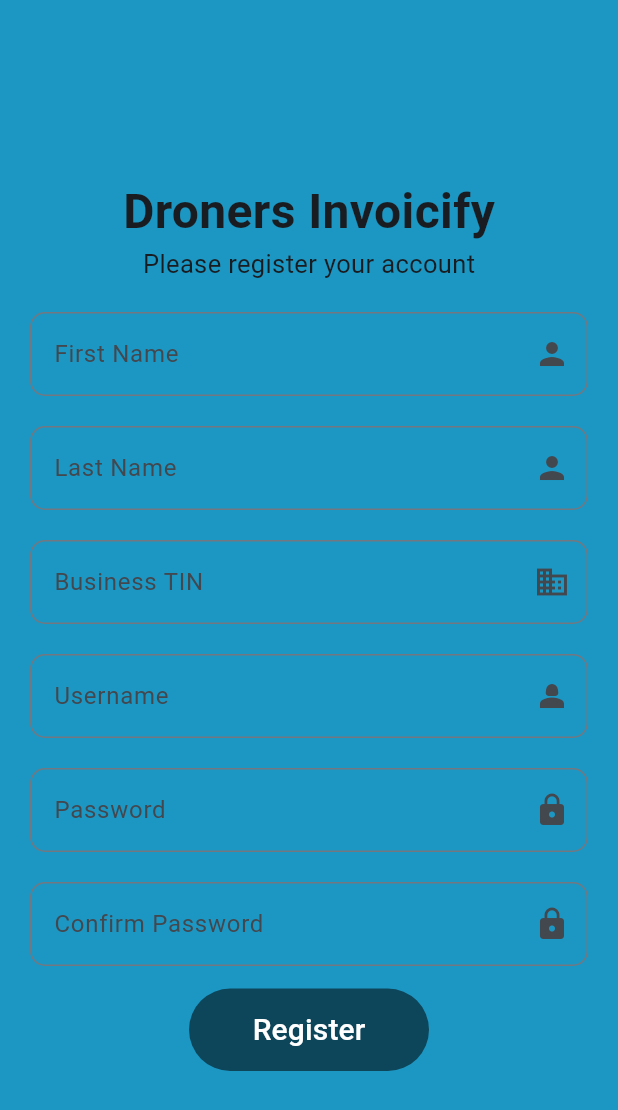
After one commit to DroneBreaker/Flutter-Invoice-App, a Flutter app: the RegisterPage screen opened by its route, on a phone screen of 412 x 824 dp. The commit adds this screen. Shown: the top 1110 px of the screen. Run offline on Flutter 3.47's test engine with Material 3 defaults, Android fonts, the phone set to English and light mode, and no system bars.

Commit message:
Register page completed and now working on taxpayer page

```diff
--- a/mobile/lib/main.dart
+++ b/mobile/lib/main.dart
@@ -1,6 +1,8 @@
 import 'package:flutter/material.dart';
+import 'package:invoicify/screens/auth/register.dart';
 import 'package:invoicify/screens/home.dart';
-import 'package:invoicify/screens/login.dart';
+import 'package:invoicify/screens/auth/login.dart';
+import 'package:invoicify/screens/taxpayer.dart';
 
 void main() {
   runApp(const MyApp());
@@ -17,6 +19,8 @@ class MyApp extends StatelessWidget {
       initialRoute: '/',
       routes: {
         '/login': (context) => const LoginPage(),
+        '/register': (context) => const RegisterPage(),
+        '/taxpayer': (context) => const TaxpayerPage(),
       },
       theme: ThemeData(
         colorScheme: ColorScheme.fromSeed(seedColor: Colors.blue),
--- /dev/null
+++ b/mobile/lib/screens/auth/register.dart
@@ -0,0 +1,182 @@
+import 'package:flutter/material.dart';
+import 'package:invoicify/screens/taxpayer.dart';
+import 'package:invoicify/widgets/app_text.dart';
+import 'package:invoicify/widgets/button.dart';
+
+class RegisterPage extends StatefulWidget {
+  const RegisterPage({super.key});
+
+  @override
+  State<RegisterPage> createState() => _RegisterPageState();
+}
+
+class _RegisterPageState extends State<RegisterPage> {
+  final TextEditingController firstNameController = TextEditingController();
+  final TextEditingController lastNameController = TextEditingController();
+  final TextEditingController businessTINController = TextEditingController();
+  final TextEditingController usernameController = TextEditingController();
+  final TextEditingController passwordController = TextEditingController();
+  final TextEditingController confirmPasswordController =
+      TextEditingController();
+
+  String selected = "Select User Type";
+  final List<String> dropdownOptions = [
+    'Select User Type',
+    'Taxpayer',
+    'Authority',
+  ];
+
+  @override
+  Widget build(BuildContext context) {
+    return SafeArea(
+      child: Scaffold(
+        backgroundColor: const Color.fromARGB(255, 28, 151, 196),
+        body: SingleChildScrollView(
+          child: Padding(
+            padding: const EdgeInsets.only(top: 80, left: 20.0, right: 20),
+            child: Form(
+              child: Column(
+                children: [
+                  const SizedBox(height: 38),
+                  const AppText(
+                    title: "Droners Invoicify",
+                    fontSize: 32,
+                    fontWeight: FontWeight.bold,
+                  ),
+                  const AppText(
+                    title: "Please register your account",
+                    fontSize: 17,
+                  ),
+                  const SizedBox(
+                    height: 20,
+                  ),
+                  TextFormField(
+                    controller: firstNameController,
+                    // onChanged: (value) => setState(() => firstNameController = value),
+                    decoration: InputDecoration(
+                        labelText: 'First Name',
+                        suffixIcon: const Icon(Icons.person),
+                        border: OutlineInputBorder(
+                            borderRadius: BorderRadius.circular(10))),
+                  ),
+
+                  const SizedBox(
+                    height: 20,
+                  ),
+                  TextFormField(
+                    controller: lastNameController,
+                    // onChanged: (value) => setState(() => firstNameController = value),
+                    decoration: InputDecoration(
+                        labelText: 'Last Name',
+                        suffixIcon: const Icon(Icons.person),
+                        border: OutlineInputBorder(
+                            borderRadius: BorderRadius.circular(10))),
+                  ),
+                  const SizedBox(
+                    height: 20,
+                  ),
+                  TextFormField(
+                    controller: businessTINController,
+                    // onChanged: (value) => setState(() => firstNameController = value),
+                    decoration: InputDecoration(
+                        labelText: 'Business TIN',
+                        suffixIcon: const Icon(Icons.business),
+                        border: OutlineInputBorder(
+                            borderRadius: BorderRadius.circular(10))),
+                  ),
+                  const SizedBox(
+                    height: 20,
+                  ),
+
+                  // Username controller
+                  TextFormField(
+                    controller: usernameController,
+                    // onChanged: (value) => setState(() => firstNameController = value),
+                    decoration: InputDecoration(
+                        labelText: 'Username',
+                        suffixIcon: const Icon(Icons.person_2),
+                        border: OutlineInputBorder(
+                            borderRadius: BorderRadius.circular(10))),
+                  ),
+                  const SizedBox(
+                    height: 20,
+                  ),
+
+                  // Password controller
+                  TextFormField(
+                    obscureText: true,
+                    controller: passwordController,
+                    // onChanged: (value) => setState(() => firstNameController = value),
+                    decoration: InputDecoration(
+                        labelText: 'Password',
+                        suffixIcon: const Icon(Icons.lock),
+                        border: OutlineInputBorder(
+                            borderRadius: BorderRadius.circular(10))),
+                  ),
+                  const SizedBox(
+                    height: 20,
+                  ),
+
+                  // Confirm password controller
+                  TextFormField(
+                    obscureText: true,
+                    controller: confirmPasswordController,
+                    // onChanged: (value) => setState(() => firstNameController = value),
+                    decoration: InputDecoration(
+                        labelText: 'Confirm Password',
+                        suffixIcon: const Icon(Icons.lock),
+                        border: OutlineInputBorder(
+                            borderRadius: BorderRadius.circular(10))),
+                  ),
+                  const SizedBox(
+                    height: 15,
+                  ),
+                  Button(
+                    buttonText: "Register",
+                    size: const Size(160, 55),
+                    colors: Colors.white,
+                    fontSize: 20,
+                    onTap: () => {
+                      // TODO: Implement registration logic here
+                      handleRegister()
+                    },
+                    // setState(() {});
+                  ),
+                ],
+              ),
+            ),
+          ),
+        ),
+      ),
+    );
+  }
+
+  @override
+  void dispose() {
+    businessTINController.dispose();
+    usernameController.dispose();
+    passwordController.dispose();
+    super.dispose();
+  }
+
+  void handleRegister() {
+    Future.delayed(const Duration(seconds: 2), () {
+      Navigator.pop(context); // Remove loading indicator
+
+      // Here you would typically make your actual API call
+      // For now, we'll just show a success message
+      ScaffoldMessenger.of(context).showSnackBar(
+        const SnackBar(
+          content: Text('Login Successful!'),
+          backgroundColor: Colors.green,
+        ),
+      );
+
+      // Add your navigation logic here
+      Navigator.pushReplacement(
+        context,
+        MaterialPageRoute(builder: (context) => const TaxpayerPage()),
+      );
+    });
+  }
+}
--- a/mobile/lib/widgets/button.dart
+++ b/mobile/lib/widgets/button.dart
@@ -5,21 +5,21 @@ class Button extends StatelessWidget {
   final double? fontSize;
   final Function() onTap;
   final Color? colors;
+  final Size? size;
   const Button(
       {super.key,
       required this.buttonText,
       required this.onTap,
       this.fontSize,
-      this.colors});
+      this.colors,
+      this.size});
 
   @override
   Widget build(BuildContext context) {
     return ElevatedButton(
       onPressed: onTap,
       style: TextButton.styleFrom(
-          minimumSize: const Size(160, 60),
-          elevation: 0,
-          backgroundColor: Colors.black54),
+          minimumSize: size, elevation: 0, backgroundColor: Colors.black54),
       child: Text(
         buttonText,
         style: TextStyle(fontSize: fontSize, color: colors),
```
Also changed, not shown: mobile/lib/screens/home.dart (+25 -2 lines), mobile/lib/screens/taxpayer.dart (+22 -20 lines), mobile/lib/screens/auth/login.dart (renamed from mobile/lib/screens/login.dart), 7 other files.
